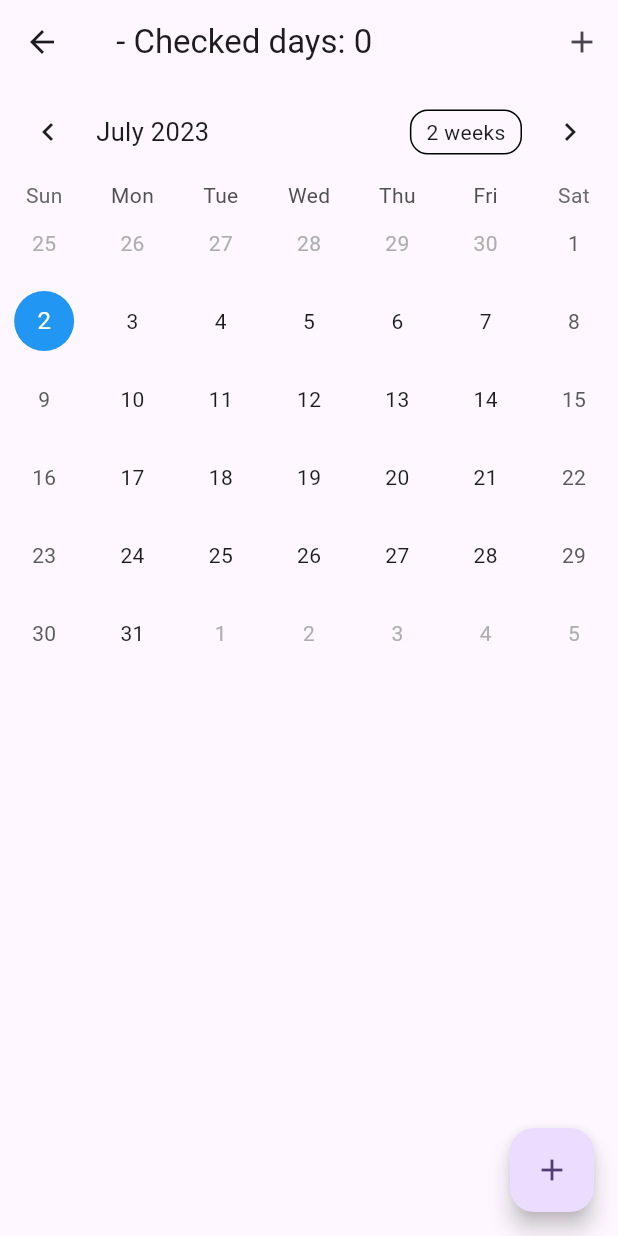
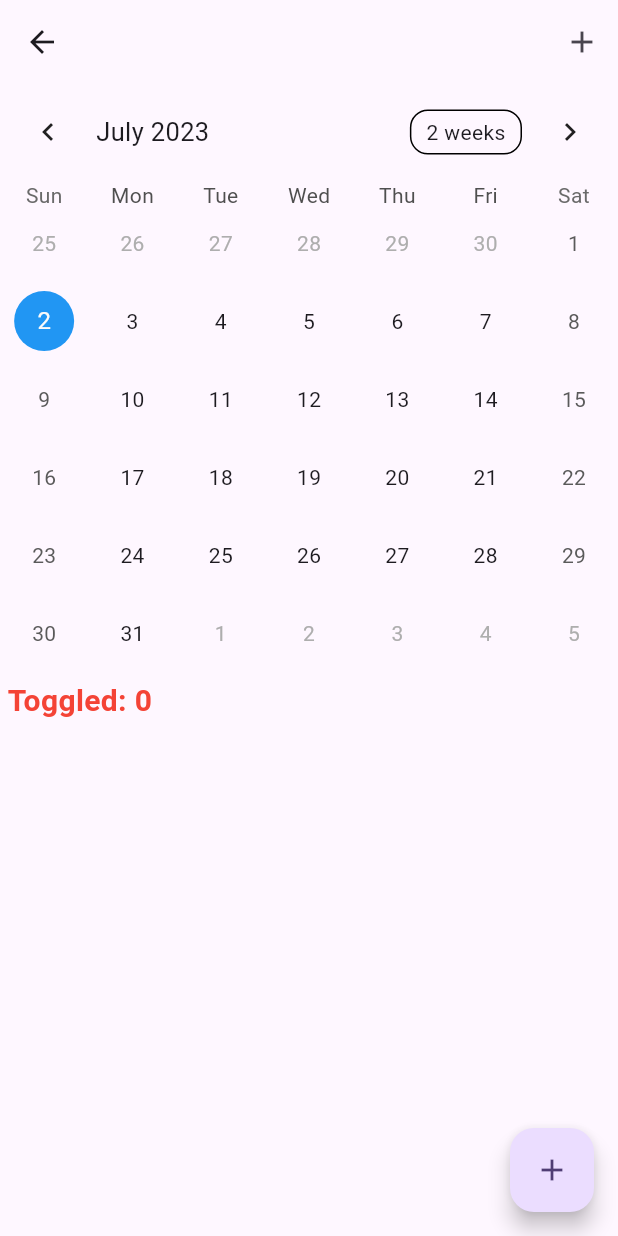
Before and after one commit to Yuchen-Git/Tracker_Final, a Flutter app: the CalendarScreen screen opened directly with empty values, on a phone screen of 412 x 824 dp. Run offline on Flutter 3.47's test engine with Material 2 defaults, Android fonts, the phone set to English and light mode, and no system bars; drawn by our look-alikes of table_calendar; our stand-ins replace cloud_firestore, firebase_auth, firebase_core; accounts and stored records are empty; network calls fail.

Commit message:
UI change font size etc.
now it is the final version

```diff
--- a/lib/Screen/Page_CalendarScreen.dart
+++ b/lib/Screen/Page_CalendarScreen.dart
@@ -92,7 +92,11 @@ class _CalendarScreenState extends State<CalendarScreen> {
   Widget build(BuildContext context) {
     return Scaffold(
       appBar: AppBar(
-        title: Text('${widget.eventName} - Checked days: ${_checkedDays.length}'),
+        title: Text('${widget.eventName} ',
+            style: TextStyle(
+              fontSize: 30,
+              fontWeight: FontWeight.bold,
+            )),
         actions: <Widget>[
           IconButton(
             icon: Icon(Icons.add),
@@ -126,6 +130,17 @@ class _CalendarScreenState extends State<CalendarScreen> {
               },
             ),
           ),
+          Container(
+            padding: EdgeInsets.all(5),
+            child: Row(
+              children: [
+                Text('Toggled: ${_checkedDays.length}',
+                  style: const TextStyle(fontSize: 20,
+                      fontWeight: FontWeight.bold,
+                      color: Colors.red),),
+              ],
+            ),
+          ),
           ..._selectedEvents.map((event) => ListTile(
             title: Text(event.toString()),
           )).toList(),
```
